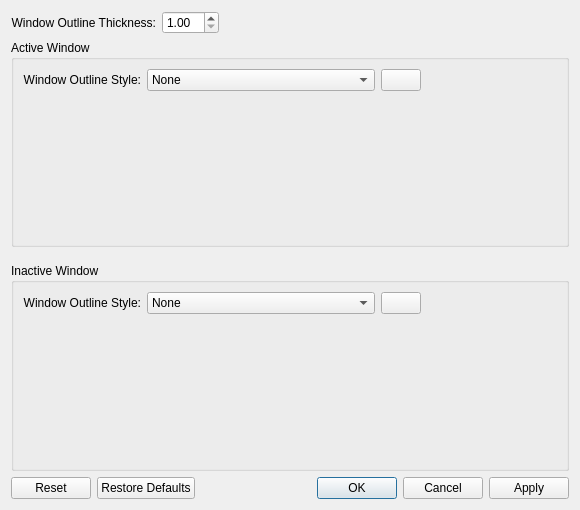
Above: kdecoration/config/ui/windowoutlinestyle.ui from paulmcauley/klassy before the change. Below: the same form after it.
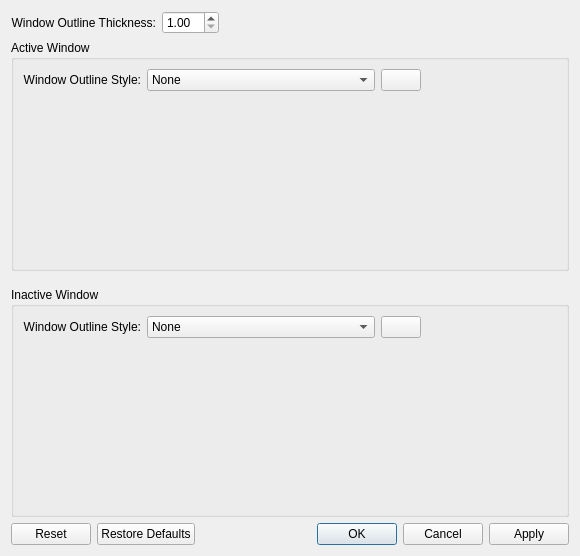
That is the form after the change. Icons and pictures are not drawn. Custom widgets are drawn as their Qt base class.

Diff of the .ui file:
```diff
--- a/kdecoration/config/ui/windowoutlinestyle.ui
+++ b/kdecoration/config/ui/windowoutlinestyle.ui
@@ -7,7 +7,7 @@
     <x>0</x>
     <y>0</y>
     <width>580</width>
-    <height>510</height>
+    <height>556</height>
    </rect>
   </property>
   <property name="windowTitle">
```
Left out of the diff: 10 changed lines with no effect on the pictures.
